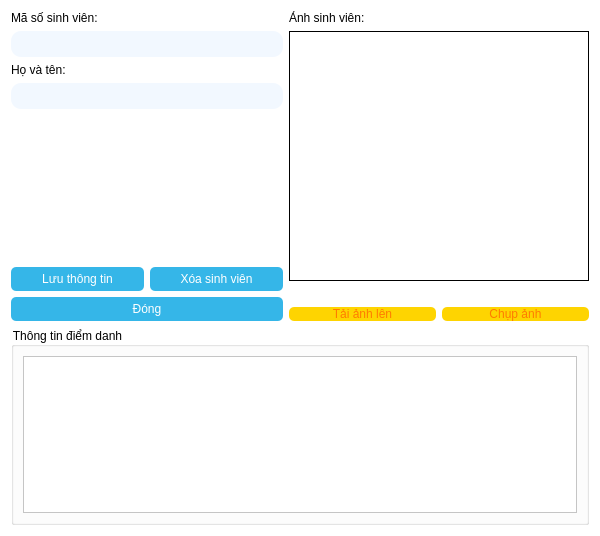
Qt form Face-Recogntion-PyQt/Face_Detection_PyQt_Final/student_detail_window.ui (thaontp234112e/Project) before a commit.
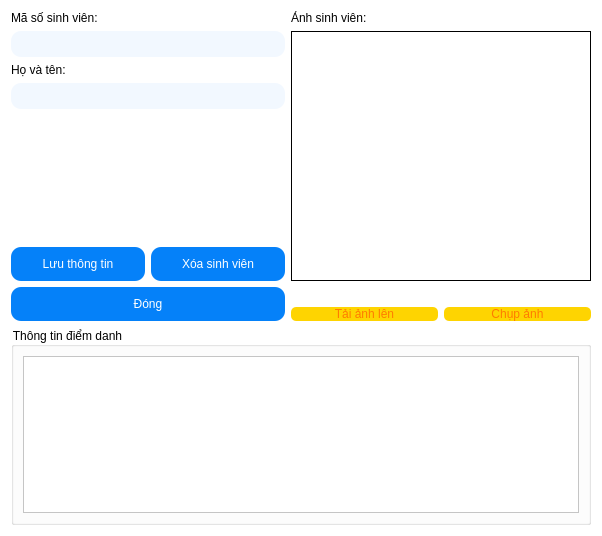
The same form after that commit.

```diff
--- a/Face-Recogntion-PyQt/Face_Detection_PyQt_Final/student_detail_window.ui
+++ b/Face-Recogntion-PyQt/Face_Detection_PyQt_Final/student_detail_window.ui
@@ -6,7 +6,7 @@
    <rect>
     <x>0</x>
     <y>0</y>
-    <width>600</width>
+    <width>602</width>
     <height>536</height>
    </rect>
   </property>
@@ -85,11 +85,11 @@
           <widget class="QPushButton" name="pushButtonSave">
            <property name="styleSheet">
             <string notr="true">QPushButton {
-    background-color: #35B6E8; /* Màu nền mặc định */
+    background-color: #0581F9; /* Màu nền mặc định */
 	color: rgb(255, 255, 255);
-    border-radius: 5px;
-	font: 57 10pt &quot;Montserrat Medium&quot;;
-    padding: 5px;
+	font: 8pt &quot;CocogooseProTrial Semilight&quot;;
+    border-radius: 10px;
+    padding: 10px;
 
 }
 
@@ -102,9 +102,7 @@
     background-color: #35B6E8; /* Màu khi nhấn */
 }
 
-QPushButton:focus {
-    border: 5px solid #A3E3FC; /* Viền khi nút được focus */
-}
+
 </string>
            </property>
            <property name="text">
@@ -116,11 +114,11 @@
           <widget class="QPushButton" name="pushButtonDelete">
            <property name="styleSheet">
             <string notr="true">QPushButton {
-    background-color: #35B6E8; /* Màu nền mặc định */
+    background-color: #0581F9; /* Màu nền mặc định */
 	color: rgb(255, 255, 255);
-    border-radius: 5px;
-	font: 57 10pt &quot;Montserrat Medium&quot;;
-    padding: 5px;
+	font: 8pt &quot;CocogooseProTrial Semilight&quot;;
+    border-radius: 10px;
+    padding: 10px;
 
 }
 
@@ -133,9 +131,7 @@
     background-color: #35B6E8; /* Màu khi nhấn */
 }
 
-QPushButton:focus {
-    border: 5px solid #A3E3FC; /* Viền khi nút được focus */
-}
+
 </string>
            </property>
            <property name="text">
@@ -149,11 +145,11 @@
         <widget class="QPushButton" name="pushButtonCancel">
          <property name="styleSheet">
           <string notr="true">QPushButton {
-    background-color: #35B6E8; /* Màu nền mặc định */
+    background-color: #0581F9; /* Màu nền mặc định */
 	color: rgb(255, 255, 255);
-    border-radius: 5px;
-	font: 57 10pt &quot;Montserrat Medium&quot;;
-    padding: 5px;
+	font: 8pt &quot;CocogooseProTrial Semilight&quot;;
+    border-radius: 10px;
+    padding: 10px;
 
 }
 
@@ -166,9 +162,7 @@
     background-color: #35B6E8; /* Màu khi nhấn */
 }
 
-QPushButton:focus {
-    border: 5px solid #A3E3FC; /* Viền khi nút được focus */
-}
+
 </string>
          </property>
          <property name="text">
```
Left out of the diff: 12 changed lines with no effect on the pictures.
